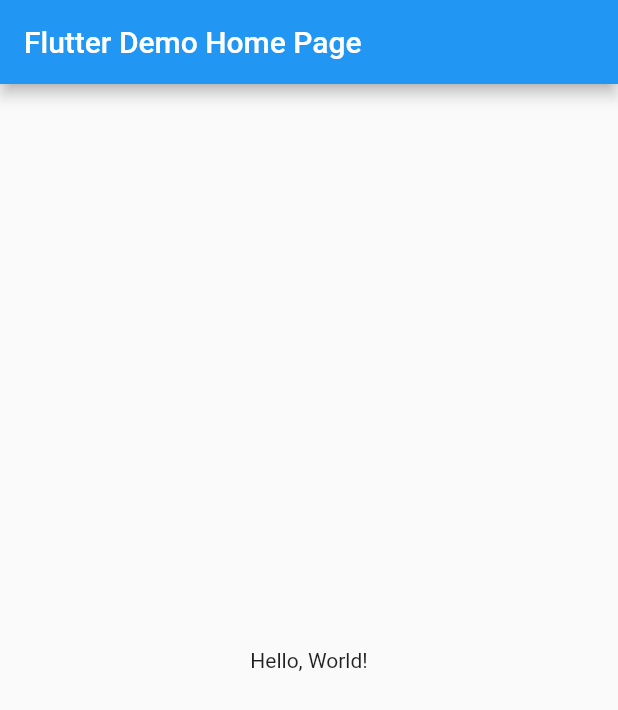
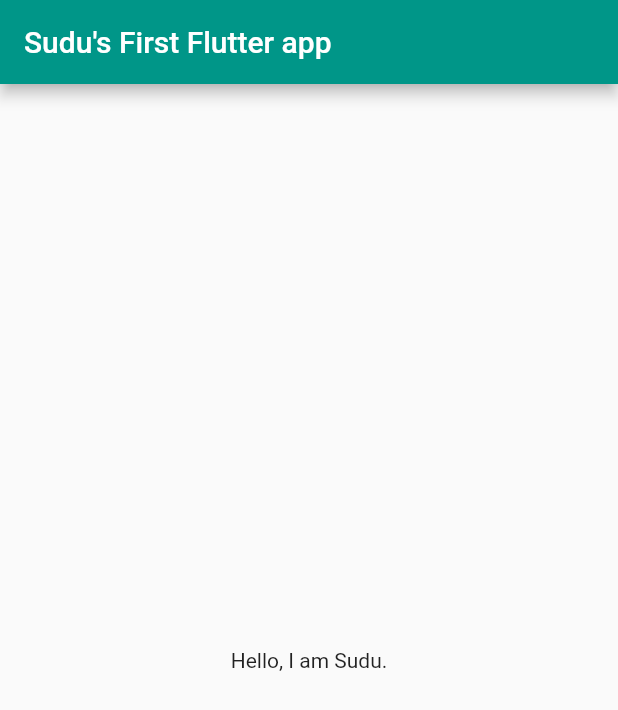
Before and after one commit to sudu12345/my_app, a Flutter app: the screen it shows after launch, on a phone screen of 412 x 824 dp. Shown: the top 710 px of the screen. Run offline on Flutter 3.47's test engine with Material 2 defaults, Android fonts, the phone set to English and light mode, and no system bars.

```diff
--- a/lib/main.dart
+++ b/lib/main.dart
@@ -8,14 +8,14 @@ class MyApp extends StatelessWidget {
   Widget build(BuildContext context) {
     return MaterialApp(
       // Application name
-      title: 'Flutter Hello World',
+      title: 'Flutter',
       // Application theme data, you can set the colors for the application as
       // you want
       theme: ThemeData(
-        primarySwatch: Colors.blue,
+        primarySwatch: Colors.teal,
       ),
       // A widget which will be started on application startup
-      home: MyHomePage(title: 'Flutter Demo Home Page'),
+      home: MyHomePage(title: 'Sudu\'s First Flutter app'),
     );
   }
 }
@@ -33,7 +33,7 @@ class MyHomePage extends StatelessWidget {
       ),
       body: Center(
         child: Text(
-          'Hello, World!',
+          'Hello, I am Sudu.',
         ),
       ),
     );
```
Also changed, not shown: 1 other file.
